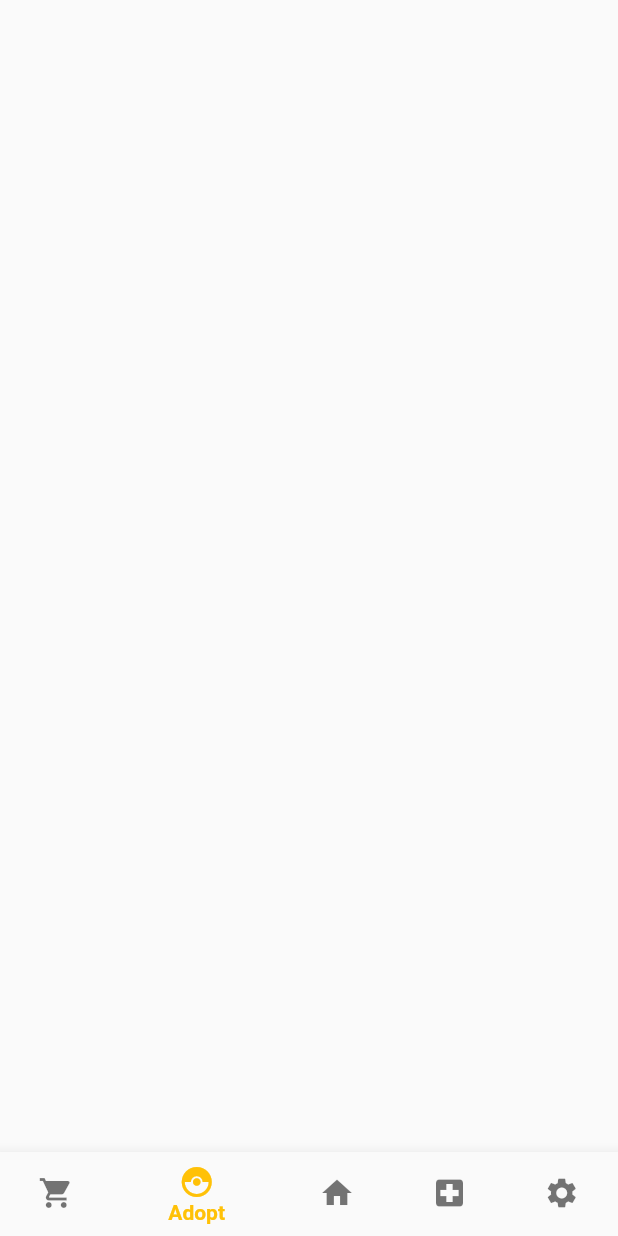
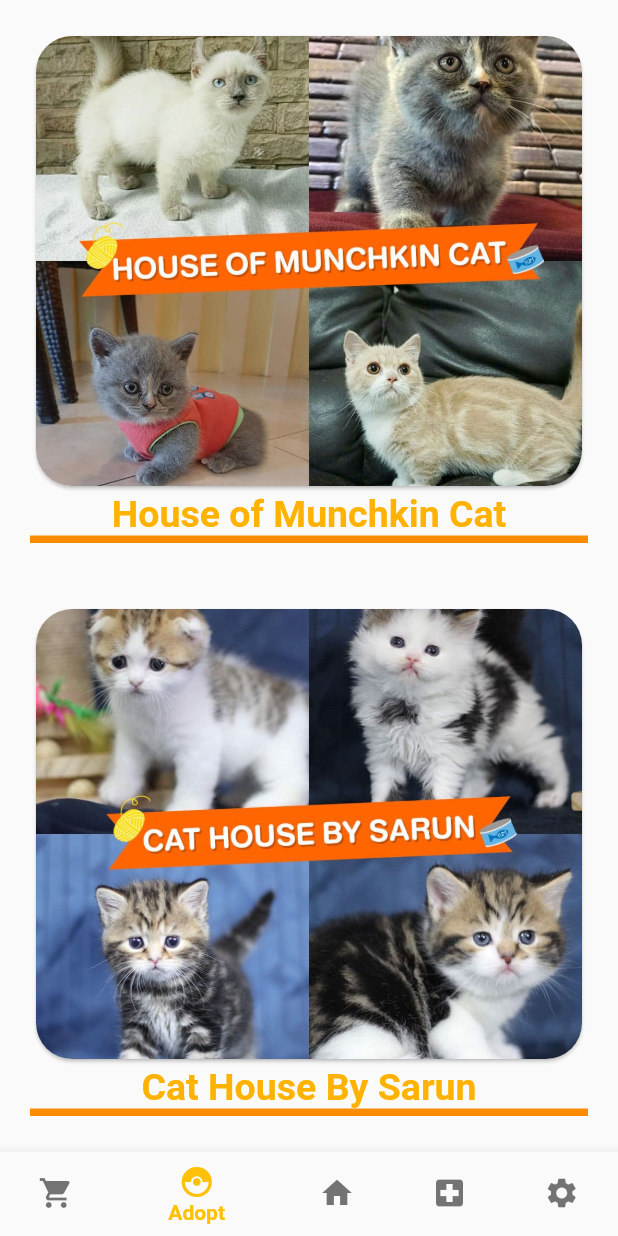
Before and after one commit to ZionSS/Flutter-MeowGather, a Flutter app: the NavigationBar screen opened directly, item 2 of the bottom bar chosen, on a phone screen of 412 x 824 dp. Run offline on Flutter 3.47's test engine with Material 2 defaults, Android fonts, the phone set to English and light mode, and no system bars; our stand-ins replace firebase_auth, firebase_core, flutter_datetime_picker, geolocator, google_maps_flutter, image_picker; accounts and stored records are empty.

Commit message:
Flutter Meow Gather v0.2

```diff
--- /dev/null
+++ b/lib/MainPage/AdoptComponent/cat_bodyfarm.dart
@@ -0,0 +1,45 @@
+import 'package:flutter/material.dart';
+import 'package:meowgather/MainPage/AdoptComponent/cat_farm.dart';
+import 'package:url_launcher/url_launcher.dart';
+
+class FarmCard extends StatelessWidget {
+  final CatFarm catFarm;
+
+  const FarmCard({ Key? key, required this.catFarm }) : super(key: key);
+
+  @override
+  Widget build(BuildContext context) {
+    return Padding(
+      padding: const EdgeInsets.symmetric(vertical: 20.0),
+      child: Container(
+        decoration: BoxDecoration(border: Border
+        (bottom: BorderSide(width: 5,color : Color(0xffffb8c00))
+        )
+        ),
+        child: Column(
+          children: [
+            Card(
+
+              clipBehavior: Clip.antiAlias ,
+              shape: RoundedRectangleBorder(borderRadius:BorderRadius.circular(24) ),
+              child: Stack(
+                alignment: Alignment.bottomLeft,
+                children: [
+                  Ink.image(image: AssetImage(catFarm.image),
+                  height: 300,
+                  fit: BoxFit.cover,
+                  child:InkWell(onTap: ()=>launch(catFarm.url)
+
+                  ),
+                  ),
+
+                ],
+              ),
+            ),
+            Text(catFarm.title,style: TextStyle(color: Colors.amber[600],fontSize: 25,fontWeight: FontWeight.bold),),
+          ],
+        ),
+      ),
+    );
+  }
+}
--- /dev/null
+++ b/lib/MainPage/AdoptComponent/cat_farm.dart
@@ -0,0 +1,53 @@
+import 'package:flutter/material.dart';
+
+class CatFarm{
+  final String image, title,url;
+  final int id;
+   CatFarm({
+    required this.id,
+    required this.image,
+    required this.title,
+    required this.url
+  });
+}
+
+List<CatFarm> catfarm =[
+   CatFarm(
+    id: 1,
+    title: "House of Munchkin Cat",
+    image: "assets/farm/farm1.jpg",
+    url: "https://www.facebook.com/HouseofMunchkinCatThailand/"
+  ),
+
+  CatFarm(
+    id: 2,
+    title: "Cat House By Sarun",
+    image: "assets/farm/farm2.jpg",
+    url: "https://www.facebook.com/cathousethailand/"
+  ),
+  CatFarm(
+    id: 3,
+    title: "Hello Fold Cattery",
+    image: "assets/farm/farm3.jpg",
+    url: "https://www.facebook.com/hellofold/"
+  ),
+  CatFarm(
+    id: 4,
+    title: "AAA.Crazy cat doll",
+    image: "assets/farm/farm4.jpg",
+    url: "https://www.facebohttps://www.facebook.com/AAACrazy-cat-doll-ขายแมวสก๊อตติสโฟลด์-เปอเซีย-มันช์กิ้น-แมวขาสั้น-1009113679295113/"
+  ),
+  CatFarm(
+    id: 5,
+    title: "Catmelody&Juicy Juice",
+    image: "assets/farm/farm5.jpg",
+    url: "https://www.facebook.com/catmelodycattery/"
+  ),
+  CatFarm(
+    id: 6,
+    title: "Numnimo Cattery",
+    image: "assets/farm/farm6.jpg",
+    url: "https://www.facebook.com/numnimocattery/"
+  ),
+
+];
--- a/lib/MainPage/adopt_page.dart
+++ b/lib/MainPage/adopt_page.dart
@@ -1,4 +1,6 @@
 import 'package:flutter/material.dart';
+import 'package:meowgather/MainPage/AdoptComponent/cat_bodyfarm.dart';
+import 'package:meowgather/MainPage/AdoptComponent/cat_farm.dart';
 
 class AdoptPage extends StatefulWidget {
   const AdoptPage({ Key? key }) : super(key: key);
@@ -8,9 +10,19 @@ class AdoptPage extends StatefulWidget {
 }
 
 class _AdoptPageState extends State<AdoptPage> {
+  late final CatFarm catFarm;
   @override
   Widget build(BuildContext context) {
-    return Container(
+    return Scaffold(
+      body: Column(children: [
+        Expanded(child: Padding(padding: const EdgeInsets.symmetric(horizontal : 20),
+        child: ListView.builder(
+
+          itemCount: catfarm.length,
+              itemBuilder: (context,index) => FarmCard(catFarm: catfarm[index])
+          ,)
+        ,))
+      ],),
 
     );
   }
--- a/lib/MainPage/setting_page.dart
+++ b/lib/MainPage/setting_page.dart
@@ -29,7 +29,7 @@ class _SettingPageState extends State<SettingPage> {
             child: Text("LOG OUT",
             style: TextStyle(color: Colors.amber[600],fontWeight: FontWeight.bold,fontSize: 20),
             ),
-            style: ButtonStyle(backgroundColor:MaterialStateProperty.all(Colors.white70),
+            style: ButtonStyle(backgroundColor:MaterialStateProperty.all(Colors.white),
             shape: MaterialStateProperty.all<RoundedRectangleBorder>(
                     RoundedRectangleBorder(
                     borderRadius: BorderRadius.all(Radius.circular(50.0)),
--- a/pubspec.yaml
+++ b/pubspec.yaml
@@ -44,6 +44,7 @@ dependencies:
   provider: ^6.0.1
   http: ^0.13.4
   google_maps_flutter: ^2.1.0
+  url_launcher: ^6.0.12
 
 dev_dependencies:
   flutter_test:
@@ -71,6 +72,7 @@ flutter:
     - assets/logo/
     - assets/Shop/Food/
     - assets/Pet/
+    - assets/farm/
   #   - images/a_dot_burr.jpeg
   #   - images/a_dot_ham.jpeg
 
```
Also changed, not shown: lib/MainPage/HomeComponent/pet_add.dart (+30 -4 lines), lib/MainPage/clinic_page.dart (+24 -0 lines), assets/farm/farm1.jpg (added), assets/farm/farm2.jpg (added), assets/farm/farm3.jpg (added), assets/farm/farm4.jpg (added), assets/farm/farm5.jpg (added), assets/farm/farm6.jpg (added), pubspec.lock.
